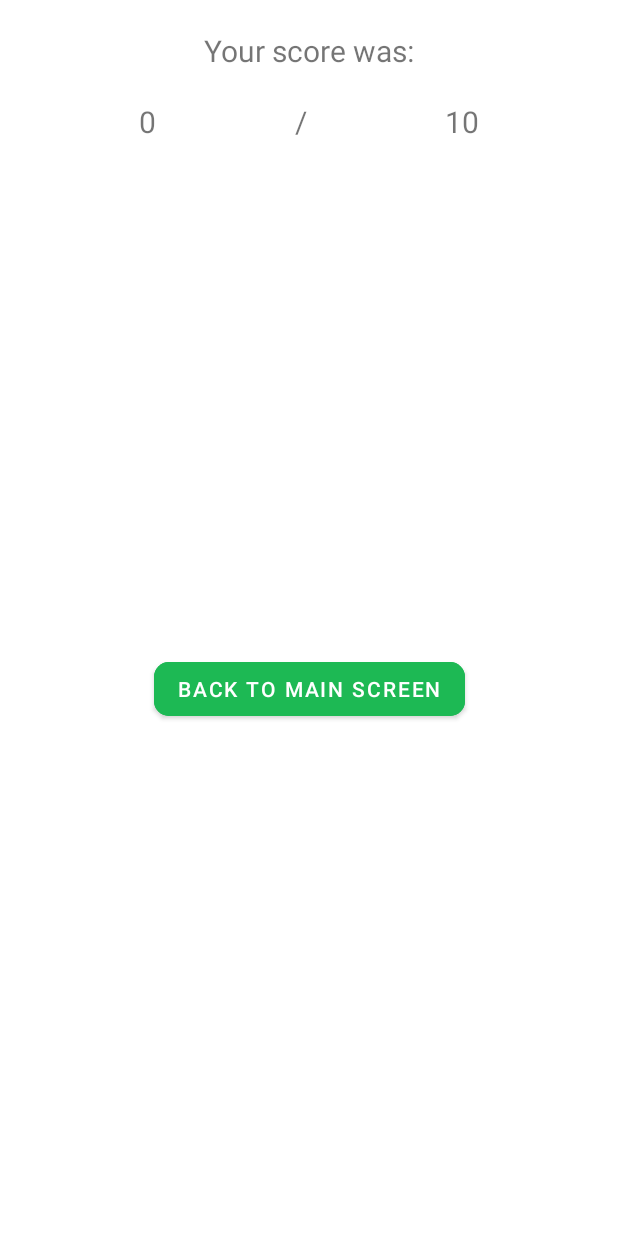
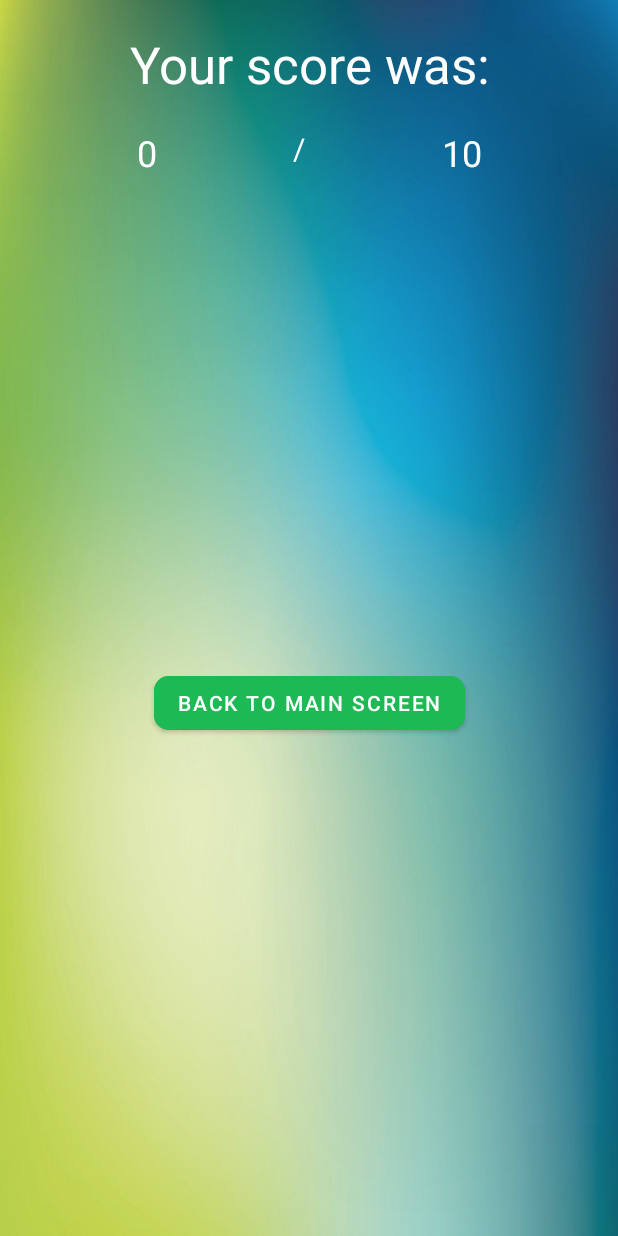
Before and after one commit to AlexPalmaP12/FunSpeak, an Android app: the FinalScore screen opened directly, with no data from a screen before it, on a phone screen of 412 x 824 dp. Run offline under Robolectric (Android 15) with nearby library versions, the phone set to English and light mode, and no system bars.

Commit message:
ultimos cambios a interfaz

```diff
--- a/app/src/main/res/layout/activity_final_score.xml
+++ b/app/src/main/res/layout/activity_final_score.xml
@@ -4,6 +4,7 @@
     xmlns:tools="http://schemas.android.com/tools"
     android:layout_width="match_parent"
     android:layout_height="match_parent"
+    android:background="@drawable/fondo"
     tools:context=".views.FinalScore">
 
     <TextView
@@ -12,7 +13,8 @@
         android:layout_height="wrap_content"
         android:layout_marginTop="20dp"
         android:text="@string/final_score"
-        android:textSize="20dp"
+        android:textColor="@color/white"
+        android:textSize="34sp"
         app:layout_constraintEnd_toEndOf="parent"
         app:layout_constraintStart_toStartOf="parent"
         app:layout_constraintTop_toTopOf="parent" />
@@ -22,7 +24,8 @@
         android:layout_width="wrap_content"
         android:layout_height="wrap_content"
         android:layout_marginTop="20dp"
-        android:textSize="20dp"
+        android:textColor="@color/white"
+        android:textSize="24sp"
         app:layout_constraintEnd_toStartOf="@+id/textView3"
         app:layout_constraintHorizontal_bias="0.5"
         app:layout_constraintStart_toStartOf="parent"
@@ -34,6 +37,7 @@
         android:layout_height="wrap_content"
         android:layout_marginTop="20dp"
         android:text="/"
+        android:textColor="@color/white"
         android:textSize="20dp"
         app:layout_constraintEnd_toStartOf="@+id/maxScore"
         app:layout_constraintHorizontal_bias="0.5"
@@ -45,7 +49,8 @@
         android:layout_width="wrap_content"
         android:layout_height="wrap_content"
         android:layout_marginTop="20dp"
-        android:textSize="20dp"
+        android:textColor="@color/white"
+        android:textSize="24sp"
         app:layout_constraintEnd_toEndOf="parent"
         app:layout_constraintHorizontal_bias="0.5"
         app:layout_constraintStart_toEndOf="@+id/textView3"
--- a/app/src/main/res/layout/activity_main.xml
+++ b/app/src/main/res/layout/activity_main.xml
@@ -4,6 +4,7 @@
     xmlns:tools="http://schemas.android.com/tools"
     android:layout_width="match_parent"
     android:layout_height="match_parent"
+    android:background="@drawable/fondo"
     tools:context=".views.MainActivity">
 
     <Button
@@ -14,8 +15,9 @@
         android:layout_marginStart="16dp"
         android:layout_marginBottom="16dp"
         android:text="@string/back"
-        android:textColor="@color/funSpeakGreen"
+        android:textColor="@color/white"
         android:textSize="14sp"
+        android:textStyle="bold"
         app:iconTint="#000000"
         app:layout_constraintBottom_toBottomOf="parent"
         app:layout_constraintStart_toStartOf="parent" />
@@ -27,7 +29,7 @@
         android:layout_marginTop="32dp"
         android:text="@string/to_learn"
         android:textAppearance="@style/TextAppearance.AppCompat.Display1"
-        android:textColor="@color/black"
+        android:textColor="@color/white"
         app:layout_constraintEnd_toEndOf="parent"
         app:layout_constraintStart_toStartOf="parent"
         app:layout_constraintTop_toTopOf="parent" />
--- a/app/src/main/res/layout/activity_select_difficulty.xml
+++ b/app/src/main/res/layout/activity_select_difficulty.xml
@@ -4,6 +4,7 @@
     xmlns:tools="http://schemas.android.com/tools"
     android:layout_width="match_parent"
     android:layout_height="match_parent"
+    android:background="@drawable/fondo"
     tools:context=".views.SelectDifficulty">
 
     <TextView
@@ -12,6 +13,8 @@
         android:layout_height="wrap_content"
         android:layout_marginTop="20dp"
         android:text="@string/select_difficulty"
+        android:textColor="@color/white"
+        android:textSize="34sp"
         app:layout_constraintEnd_toEndOf="parent"
         app:layout_constraintStart_toStartOf="parent"
         app:layout_constraintTop_toTopOf="parent" />
```
Also changed, not shown: app/src/main/res/layout/activity_complete_phrase_task.xml (+15 -0 lines), app/src/main/res/layout/activity_select_photo_task.xml (+10 -1 lines), app/src/main/res/layout/activity_synonyms_task.xml (+13 -0 lines).
